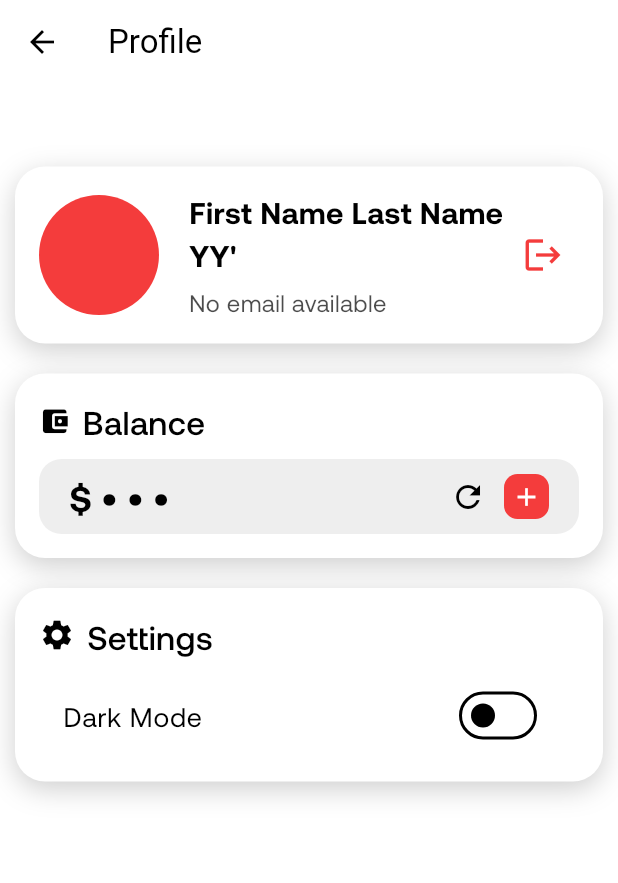
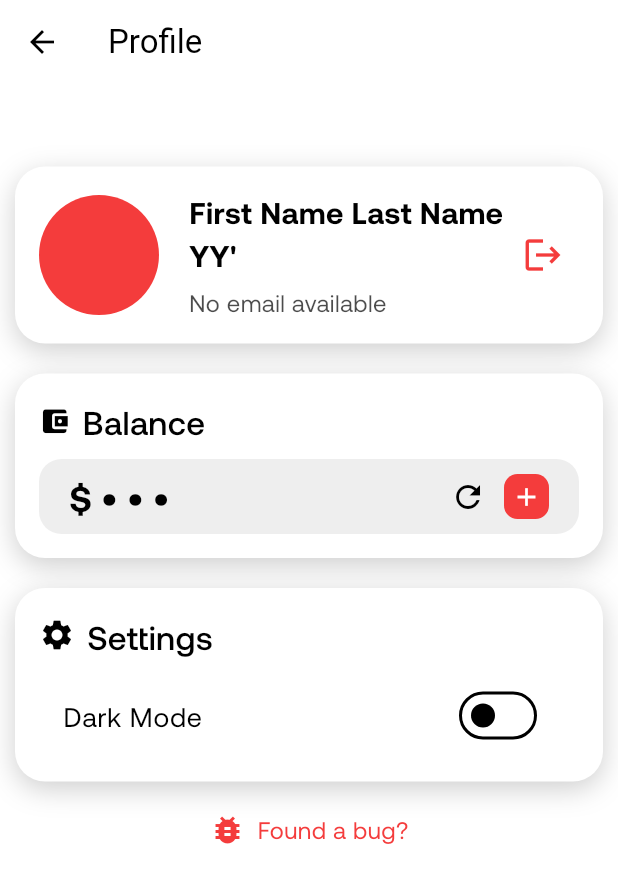
Before and after one commit to tidex114/pomfretcardapp_1, a Flutter app: the ProfilePage screen opened directly with empty values, on a phone screen of 412 x 824 dp. Shown: the top 883 px of the screen. Run offline on Flutter 3.47's test engine with Material 3 defaults, Android fonts, the light colour scheme and no system bars; our stand-ins replace barcode_widget, flutter_secure_storage, flutter_svg, google_fonts, shared_preferences, shimmer and 1 more; missing offline and left inert: asn1lib, bcrypt, flutter_pin_code_fields, pointycastle; accounts and stored records are empty.

Commit message:
- "Report a bug" feature added to the profile page. Reports are stored in the pomcard's db

```diff
--- a/lib/pages/config.dart
+++ b/lib/pages/config.dart
@@ -1,4 +1,4 @@
 class Config {
   static const String backendUrl = 'http://172.18.1.157:5001';
-  static const String schoolBackendUrl = 'http://172.18.1.157:5002';
+  static const String schoolBackendUrl = 'https://school-backend-9esq.onrender.com';
 }
--- a/lib/pages/main_page/profile_page/profile_page.dart
+++ b/lib/pages/main_page/profile_page/profile_page.dart
@@ -5,6 +5,7 @@ import 'package:flutter_secure_storage/flutter_secure_storage.dart';
 import 'package:pomfretcardapp/pages/main_page/profile_page/top_profile_section.dart';
 import 'package:pomfretcardapp/pages/main_page/profile_page/card_balance_section.dart';
 import 'package:pomfretcardapp/pages/main_page/profile_page/settings_section.dart';
+import 'package:pomfretcardapp/pages/main_page/profile_page/report_a_bug.dart';
 import 'package:pomfretcardapp/services/shared_functions.dart';
 
 class ProfilePage extends StatefulWidget {
@@ -60,6 +61,15 @@ class _ProfilePageState extends State<ProfilePage> with AutomaticKeepAliveClient
     setState(() {});
   }
 
+  void _showReportBugDialog() {
+    showDialog(
+      context: context,
+      builder: (BuildContext context) {
+        return ReportBugForm();
+      },
+    );
+  }
+
   @override
   Widget build(BuildContext context) {
     super.build(context);
@@ -95,6 +105,26 @@ class _ProfilePageState extends State<ProfilePage> with AutomaticKeepAliveClient
                 padding: const EdgeInsets.symmetric(horizontal: 10.0),
                 child: SettingsSection(themeNotifier: widget.themeNotifier),
               ),
+              SizedBox(height: 20),
+              GestureDetector(
+                onTap: _showReportBugDialog,
+                child: Row(
+                  mainAxisAlignment: MainAxisAlignment.center,
+                  children: [
+                    Icon(Icons.bug_report, color: theme.colorScheme.primary),
+                    SizedBox(width: 8),
+                    Text(
+                      'Found a bug?',
+                      style: TextStyle(
+                        fontSize: 16,
+                        fontFamily: 'Aeonik',
+                        color: theme.colorScheme.primary,
+                      ),
+                    ),
+                  ],
+                ),
+              ),
+              SizedBox(height: 20),
             ],
           ),
         ),
--- a/lib/pages/main_page/transactions_page.dart
+++ b/lib/pages/main_page/transactions_page.dart
@@ -228,6 +228,7 @@ class _TransactionPageState extends State<TransactionPage> with AutomaticKeepAli
                   child: Column(
                     mainAxisAlignment: MainAxisAlignment.center,
                     children: [
+                      SizedBox(height: 45.0),
                       Icon(
                         _errorMessage == 'No transactions yet.' ? Icons.info_outline : Icons.warning,
                         color: theme.colorScheme.onSurface,
--- a/lib/theme.dart
+++ b/lib/theme.dart
@@ -6,6 +6,22 @@ final ThemeData lightTheme = ThemeData(
   colorScheme: ColorScheme.light(
     primary: Color(0xFFF43C3C),
     secondary: Color(0xFFF43C3C),
+  ),
+  inputDecorationTheme: InputDecorationTheme(
+    filled: true,
+    fillColor: Color(0xFFE0E0E0), // Colors.grey[200]
+    border: OutlineInputBorder(
+      borderRadius: BorderRadius.circular(10), // Consistent corner rounding
+      borderSide: BorderSide(color: Color(0xFF03DAC6)), // Input Border (focused)
+    ),
+    enabledBorder: OutlineInputBorder(
+      borderRadius: BorderRadius.circular(10), // Consistent corner rounding
+      borderSide: BorderSide(color: Color(0xFF3E3E3E)), // Borders
+    ),
+    focusedBorder: OutlineInputBorder(
+      borderRadius: BorderRadius.circular(10), // Consistent corner rounding
+      borderSide: BorderSide(color: Color(0xFF03DAC6)), // Input Border (focused)
+    ),
   ),
   // Define other light theme properties
 );
@@ -26,36 +42,23 @@ final ThemeData darkTheme = ThemeData(
     onBackground: Color(0xFFE0E0E0), // Primary Text
     onError: Color(0xFFFFFFFF), // Error Text
   ),
-  appBarTheme: AppBarTheme(
-    backgroundColor: Color(0xFF1E1E1E), // Specific color for header tab
-  ),
-  bottomNavigationBarTheme: BottomNavigationBarThemeData(
-    backgroundColor: Color(0xFF1E1E1E), // Specific color for nav bar
-    selectedItemColor: Color(0xFFF43C3C), // Primary Accent
-    unselectedItemColor: Color(0xFFB0B0B0), // Secondary Text
-  ),
-  textTheme: TextTheme(
-    bodyLarge: TextStyle(color: Color(0xFFE0E0E0)), // Primary Text
-    bodyMedium: TextStyle(color: Color(0xFFB0B0B0)), // Secondary Text
-    headlineLarge: TextStyle(color: Color(0xFFE0E0E0)), // Primary Text
-    headlineMedium: TextStyle(color: Color(0xFFE0E0E0)), // Primary Text
-  ),
-  iconTheme: IconThemeData(
-    color: Color(0xFFE0E0E0), // Primary Text
-  ),
   inputDecorationTheme: InputDecorationTheme(
     filled: true,
-    fillColor: Color(0xFF1E1E1E), // Input Fields background
+    fillColor: Color(0xFF424242), // Colors.grey[800]
     border: OutlineInputBorder(
+      borderRadius: BorderRadius.circular(10), // Consistent corner rounding
       borderSide: BorderSide(color: Color(0xFF03DAC6)), // Input Border (focused)
     ),
     enabledBorder: OutlineInputBorder(
+      borderRadius: BorderRadius.circular(10), // Consistent corner rounding
       borderSide: BorderSide(color: Color(0xFF3E3E3E)), // Borders
     ),
     focusedBorder: OutlineInputBorder(
+      borderRadius: BorderRadius.circular(10), // Consistent corner rounding
       borderSide: BorderSide(color: Color(0xFF03DAC6)), // Input Border (focused)
     ),
   ),
+  // Define other dark theme properties
   dividerColor: Color(0xFF2E2E2E), // Dividers
   buttonTheme: ButtonThemeData(
     buttonColor: Color(0xFFF43C3C), // Primary Button Background
```
Also changed, not shown: lib/pages/main_page/profile_page/report_a_bug.dart (added, +327 -0 lines).
